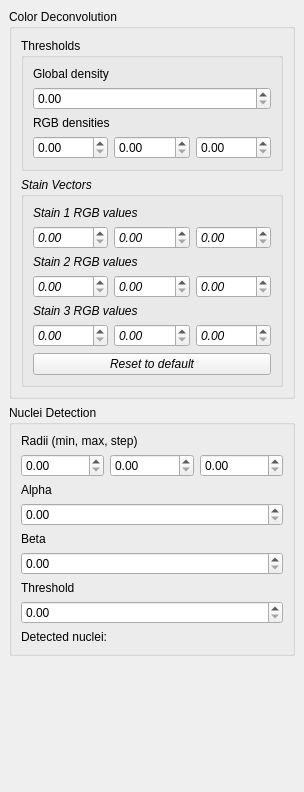
Old version of the form ASAP/filters/resources/NucleiDetectionFilter.ui in the repository evanry/pathUI.
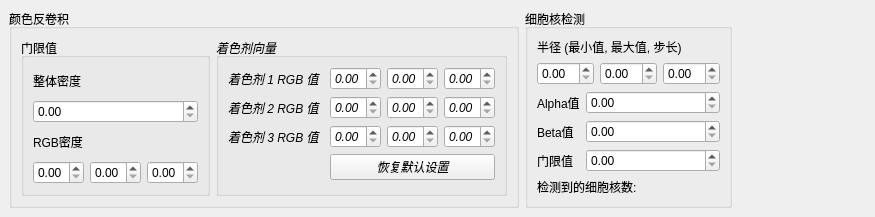
New version of the form.

Diff of the .ui file:
```diff
--- a/ASAP/filters/resources/NucleiDetectionFilter.ui
+++ b/ASAP/filters/resources/NucleiDetectionFilter.ui
@@ -6,8 +6,8 @@
    <rect>
     <x>0</x>
     <y>0</y>
-    <width>304</width>
-    <height>792</height>
+    <width>875</width>
+    <height>217</height>
    </rect>
   </property>
   <property name="sizePolicy">
@@ -50,8 +50,8 @@
     <rect>
      <x>0</x>
      <y>0</y>
-     <width>304</width>
-     <height>792</height>
+     <width>875</width>
+     <height>217</height>
     </rect>
    </property>
    <property name="sizePolicy">
@@ -60,19 +60,7 @@
      <verstretch>0</verstretch>
     </sizepolicy>
    </property>
-   <layout class="QVBoxLayout" name="verticalLayout_4">
-    <property name="leftMargin">
-     <number>9</number>
-    </property>
-    <property name="topMargin">
-     <number>9</number>
-    </property>
-    <property name="rightMargin">
-     <number>9</number>
-    </property>
-    <property name="bottomMargin">
-     <number>9</number>
-    </property>
+   <layout class="QHBoxLayout" name="horizontalLayout_2">
     <item>
      <widget class="QGroupBox" name="ColorDeconvolutionBox">
       <property name="sizePolicy">
@@ -82,28 +70,13 @@
        </sizepolicy>
       </property>
       <property name="title">
-       <string>Color Deconvolution</string>
+       <string>颜色反卷积</string>
       </property>
-      <layout class="QVBoxLayout" name="verticalLayout_3">
-       <property name="spacing">
-        <number>6</number>
-       </property>
-       <property name="leftMargin">
-        <number>9</number>
-       </property>
-       <property name="topMargin">
-        <number>9</number>
-       </property>
-       <property name="rightMargin">
-        <number>9</number>
-       </property>
-       <property name="bottomMargin">
-        <number>9</number>
-       </property>
+      <layout class="QHBoxLayout" name="horizontalLayout">
        <item>
         <widget class="QGroupBox" name="ThresholdBox">
          <property name="title">
-          <string>Thresholds</string>
+          <string>门限值</string>
          </property>
          <layout class="QVBoxLayout" name="verticalLayout">
           <property name="spacing">
@@ -124,7 +97,7 @@
           <item>
            <widget class="QLabel" name="GlobalThresholdLabel">
             <property name="text">
-             <string>Global density</string>
+             <string>整体密度</string>
             </property>
            </widget>
           </item>
@@ -147,7 +120,7 @@
           <item>
            <widget class="QLabel" name="RGBThresholdLabel">
             <property name="text">
-             <string>RGB densities</string>
+             <string>RGB密度</string>
             </property>
            </widget>
           </item>
@@ -223,7 +196,7 @@
           </font>
          </property>
          <property name="title">
-          <string>Stain Vectors</string>
+          <string>着色剂向量</string>
          </property>
          <property name="flat">
           <bool>false</bool>
@@ -231,30 +204,15 @@
          <property name="checkable">
           <bool>false</bool>
          </property>
-         <layout class="QVBoxLayout" name="verticalLayout_2">
-          <property name="spacing">
-           <number>6</number>
-          </property>
-          <property name="leftMargin">
-           <number>9</number>
-          </property>
-          <property name="topMargin">
-           <number>9</number>
-          </property>
-          <property name="rightMargin">
-           <number>9</number>
-          </property>
-          <property name="bottomMargin">
-           <number>9</number>
-          </property>
-          <item>
+         <layout class="QGridLayout" name="gridLayout">
+          <item row="0" column="0">
            <widget class="QLabel" name="Stain1Label">
             <property name="text">
-             <string>Stain 1 RGB values</string>
+             <string>着色剂 1 RGB 值</string>
             </property>
            </widget>
           </item>
-          <item>
+          <item row="0" column="1">
            <layout class="QHBoxLayout" name="Stain1Layout">
             <property name="sizeConstraint">
              <enum>QLayout::SetNoConstraint</enum>
@@ -309,14 +267,14 @@
             </item>
            </layout>
           </item>
-          <item>
+          <item row="1" column="0">
            <widget class="QLabel" name="Stain2Label">
             <property name="text">
-             <string>Stain 2 RGB values</string>
+             <string>着色剂 2 RGB 值</string>
             </property>
            </widget>
           </item>
-          <item>
+          <item row="1" column="1">
            <layout class="QHBoxLayout" name="Stain2Layout">
             <item>
              <widget class="QDoubleSpinBox" name="Stain2RSpinBox">
@@ -350,14 +308,14 @@
             </item>
            </layout>
           </item>
-          <item>
+          <item row="2" column="0">
            <widget class="QLabel" name="Stain3Label">
             <property name="text">
-             <string>Stain 3 RGB values</string>
+             <string>着色剂 3 RGB 值</string>
             </property>
            </widget>
           </item>
-          <item>
+          <item row="2" column="1">
            <layout class="QHBoxLayout" name="Stain3Layout">
             <item>
              <widget class="QDoubleSpinBox" name="Stain3RSpinBox">
@@ -391,10 +349,10 @@
             </item>
            </layout>
           </item>
-          <item>
+          <item row="3" column="1">
            <widget class="QPushButton" name="RevertStainsToDefaultButton">
             <property name="text">
-             <string>Reset to default</string>
+             <string>恢复默认设置</string>
             </property>
            </widget>
           </item>
@@ -413,35 +371,54 @@
        </sizepolicy>
       </property>
       <property name="title">
-       <string>Nuclei Detection</string>
+       <string>细胞核检测</string>
       </property>
-      <layout class="QVBoxLayout" name="verticalLayout_7">
-       <property name="spacing">
-        <number>6</number>
-       </property>
-       <property name="leftMargin">
-        <number>9</number>
-       </property>
-       <property name="topMargin">
-        <number>9</number>
-       </property>
-       <property name="rightMargin">
-        <number>9</number>
-       </property>
-       <property name="bottomMargin">
-        <number>9</number>
-       </property>
-       <item>
+      <layout class="QGridLayout" name="gridLayout_2">
+       <item row="3" column="1">
+        <widget class="QDoubleSpinBox" name="BetaSpinBox">
+         <property name="sizePolicy">
+          <sizepolicy hsizetype="MinimumExpanding" vsizetype="Fixed">
+           <horstretch>0</horstretch>
+           <verstretch>0</verstretch>
+          </sizepolicy>
+         </property>
+        </widget>
+       </item>
+       <item row="0" column="0" colspan="2">
         <widget class="QLabel" name="RadiiLabel">
          <property name="toolTip">
           <string extracomment="Radii for the Fast Radial Symmetry Transform (specified as min, max, step)"/>
          </property>
          <property name="text">
-          <string>Radii (min, max, step)</string>
+          <string>半径 (最小值, 最大值, 步长)</string>
          </property>
         </widget>
        </item>
-       <item>
+       <item row="2" column="0">
+        <widget class="QLabel" name="AlphaLabel">
+         <property name="text">
+          <string>Alpha值</string>
+         </property>
+        </widget>
+       </item>
+       <item row="4" column="0">
+        <widget class="QLabel" name="HMinimaThresholdLabel">
+         <property name="text">
+          <string>门限值</string>
+         </property>
+        </widget>
+       </item>
+       <item row="2" column="1">
+        <widget class="QDoubleSpinBox" name="AlphaSpinBox">
+         <property name="sizePolicy">
+          <sizepolicy hsizetype="MinimumExpanding" vsizetype="Fixed">
+           <horstretch>0</horstretch>
+           <verstretch>0</verstretch>
+          </sizepolicy>
+         </property>
+        </widget>
+       </item>
+       <item row="1" column="0" colspan="2">
         <layout class="QHBoxLayout" name="RadiiLayout">
          <item>
           <widget class="QDoubleSpinBox" name="MinRadiusSpinBox"/>
@@ -454,48 +431,14 @@
          </item>
         </layout>
        </item>
-       <item>
-        <widget class="QLabel" name="AlphaLabel">
-         <property name="text">
-          <string>Alpha</string>
-         </property>
-        </widget>
-       </item>
-       <item>
-        <widget class="QDoubleSpinBox" name="AlphaSpinBox">
-         <property name="sizePolicy">
-          <sizepolicy hsizetype="MinimumExpanding" vsizetype="Fixed">
-           <horstretch>0</horstretch>
-           <verstretch>0</verstretch>
-          </sizepolicy>
-         </property>
-        </widget>
-       </item>
-       <item>
+       <item row="3" column="0">
         <widget class="QLabel" name="BetaLabel">
          <property name="text">
-          <string>Beta</string>
+          <string>Beta值</string>
          </property>
         </widget>
        </item>
-       <item>
-        <widget class="QDoubleSpinBox" name="BetaSpinBox">
-         <property name="sizePolicy">
-          <sizepolicy hsizetype="MinimumExpanding" vsizetype="Fixed">
-           <horstretch>0</horstretch>
-           <verstretch>0</verstretch>
-          </sizepolicy>
-         </property>
-        </widget>
-       </item>
-       <item>
-        <widget class="QLabel" name="HMinimaThresholdLabel">
-         <property name="text">
-          <string>Threshold</string>
-         </property>
-        </widget>
-       </item>
-       <item>
+       <item row="4" column="1">
         <widget class="QDoubleSpinBox" name="HMaximaThresholdSpinBox">
          <property name="sizePolicy">
           <sizepolicy hsizetype="MinimumExpanding" vsizetype="Fixed">
@@ -511,7 +454,7 @@
          </property>
         </widget>
        </item>
-       <item>
+       <item row="5" column="0" colspan="2">
         <layout class="QHBoxLayout" name="DetectedNucleiLayout">
          <item>
           <widget class="QLabel" name="NrOfDetectedNucleiLabel">
@@ -522,7 +465,7 @@
             </sizepolicy>
            </property>
            <property name="text">
-            <string>Detected nuclei:</string>
+            <string>检测到的细胞核数:</string>
            </property>
           </widget>
          </item>
@@ -550,22 +493,19 @@
      </widget>
     </item>
     <item>
-     <spacer name="spacer">
+     <spacer name="horizontalSpacer">
       <property name="orientation">
-       <enum>Qt::Vertical</enum>
+       <enum>Qt::Horizontal</enum>
       </property>
       <property name="sizeHint" stdset="0">
        <size>
         <width>17</width>
-        <height>50</height>
+        <height>20</height>
        </size>
       </property>
      </spacer>
     </item>
    </layout>
-   <zorder>spacer</zorder>
-   <zorder>NucleiDetectionBox</zorder>
-   <zorder>ColorDeconvolutionBox</zorder>
   </widget>
  </widget>
  <resources/>
```
